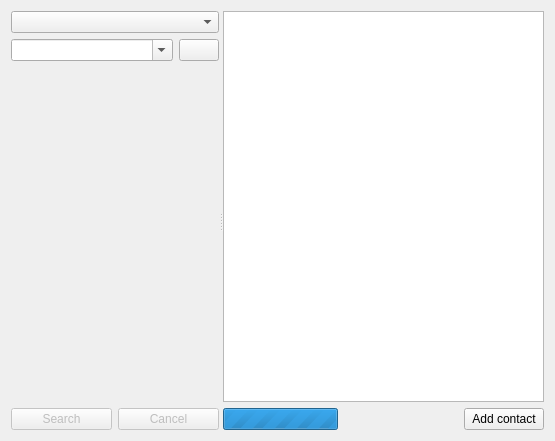
Before: the Qt Designer form src/corelayers/contactsearch/searchcontactform.ui in euroelessar/qutim, drawn with Qt 5.
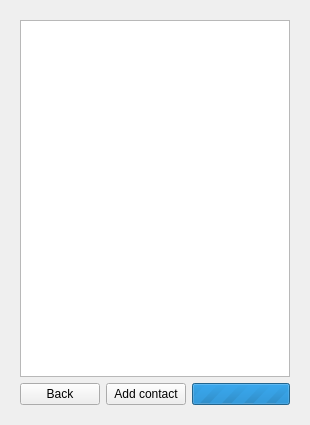
After: the same form once the commit is applied. The open tabs and pages were chosen to show the change.

Commit message: New style for search contact window

```diff
--- a/src/corelayers/contactsearch/searchcontactform.ui
+++ b/src/corelayers/contactsearch/searchcontactform.ui
@@ -6,8 +6,8 @@
    <rect>
     <x>0</x>
     <y>0</y>
-    <width>555</width>
-    <height>441</height>
+    <width>310</width>
+    <height>425</height>
    </rect>
   </property>
   <property name="sizePolicy">
@@ -21,11 +21,11 @@
   </property>
   <layout class="QHBoxLayout" name="horizontalLayout">
    <item>
-    <widget class="QSplitter" name="splitter">
-     <property name="orientation">
-      <enum>Qt::Horizontal</enum>
+    <widget class="QStackedWidget" name="stackedWidget">
+     <property name="currentIndex">
+      <number>0</number>
      </property>
-     <widget class="QWidget" name="verticalLayoutWidget">
+     <widget class="QWidget" name="page_1">
       <layout class="QVBoxLayout" name="generalLayout">
        <item>
         <widget class="QComboBox" name="requestBox"/>
@@ -68,8 +68,6 @@
         </spacer>
        </item>
        <item>
-        <layout class="QHBoxLayout" name="horizontalLayout_2">
-         <item>
           <widget class="QPushButton" name="searchButton">
            <property name="enabled">
             <bool>false</bool>
@@ -79,26 +77,14 @@
            </property>
           </widget>
          </item>
+      </layout>
+     </widget>
+     <widget class="QWidget" name="page_2">
+      <layout class="QVBoxLayout" name="verticalLayout">
          <item>
-          <widget class="QPushButton" name="cancelButton">
-           <property name="enabled">
-            <bool>false</bool>
-           </property>
-           <property name="text">
-            <string>Cancel</string>
-           </property>
-          </widget>
-         </item>
-        </layout>
-       </item>
-      </layout>
-     </widget>
-     <widget class="QWidget" name="verticalLayoutWidget_2">
-      <layout class="QGridLayout" name="gridLayout">
-       <item row="0" column="0" colspan="3">
         <widget class="QTableView" name="contactsView">
          <property name="sizePolicy">
-          <sizepolicy hsizetype="MinimumExpanding" vsizetype="Preferred">
+          <sizepolicy hsizetype="MinimumExpanding" vsizetype="Expanding">
            <horstretch>0</horstretch>
            <verstretch>0</verstretch>
           </sizepolicy>
@@ -138,27 +124,23 @@
          </attribute>
         </widget>
        </item>
-       <item row="2" column="2">
+       <item>
+        <layout class="QHBoxLayout" name="horizontalLayout_2">
+         <item>
+          <widget class="QPushButton" name="cancelButton">
+           <property name="text">
+            <string>Back</string>
+           </property>
+          </widget>
+         </item>
+         <item>
         <widget class="QPushButton" name="addContactButton">
          <property name="text">
           <string>Add contact</string>
          </property>
         </widget>
        </item>
-       <item row="2" column="1">
-        <spacer name="horizontalSpacer">
-         <property name="orientation">
-          <enum>Qt::Horizontal</enum>
-         </property>
-         <property name="sizeHint" stdset="0">
-          <size>
-           <width>40</width>
-           <height>20</height>
-          </size>
-         </property>
-        </spacer>
-       </item>
-       <item row="2" column="0">
+         <item>
         <widget class="QProgressBar" name="progressBar">
          <property name="maximum">
           <number>0</number>
@@ -167,6 +149,8 @@
           <number>0</number>
          </property>
         </widget>
+         </item>
+        </layout>
        </item>
       </layout>
      </widget>
```
Lines whose indentation alone changed are shown as unchanged. The commit also changes 5 other files.
